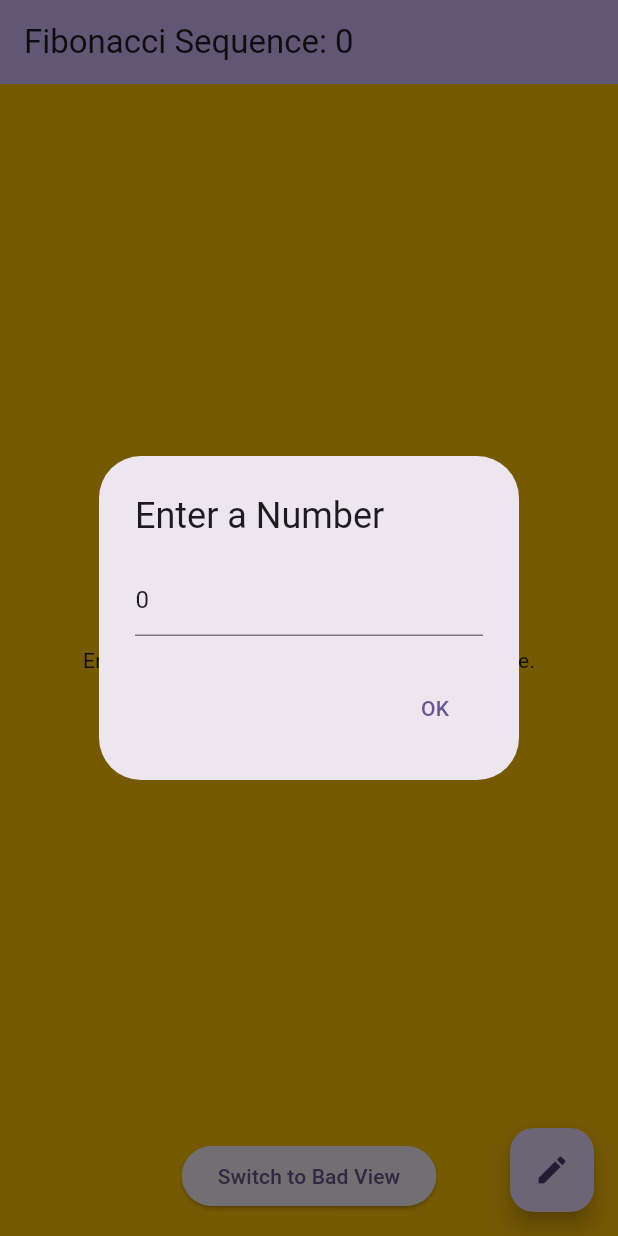
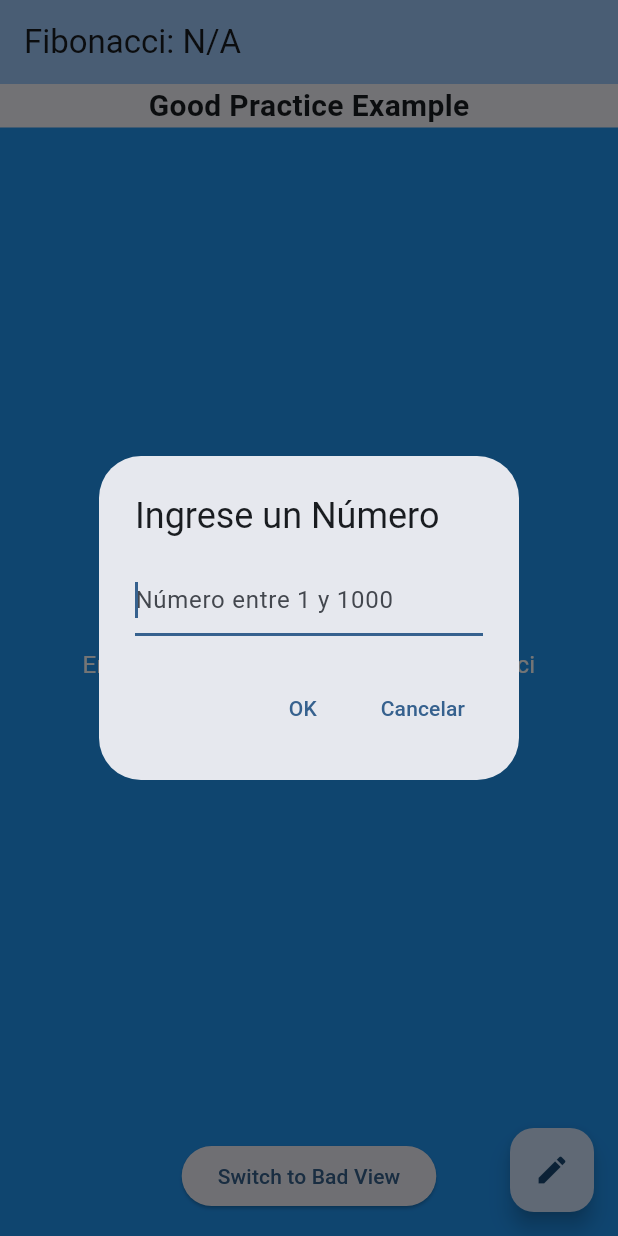
Before and after one commit to alleylopez/alley-fibonacci, a Flutter app: the FibonacciHolder screen opened directly, after a tap on the "edit" icon, on a phone screen of 412 x 824 dp. Run offline on Flutter 3.47's test engine with Material 3 defaults, Android fonts, the phone set to English and light mode, and no system bars; our stand-ins replace dio, flutter_dotenv.

Commit message:
feat: preview

```diff
--- a/lib/src/avr_surface/avr_surface.dart
+++ b/lib/src/avr_surface/avr_surface.dart
@@ -1,9 +1,10 @@
+import 'package:flutter_dotenv/flutter_dotenv.dart';
 import 'package:flutter/material.dart';
 import 'package:dio/dio.dart';
+import 'dart:io';
 
-/// The white surface component
 class AvrSurface extends StatefulWidget {
-  final int number;
+  final int? number;
   const AvrSurface({super.key, required this.number});
 
   @override
@@ -11,24 +12,59 @@ class AvrSurface extends StatefulWidget {
 }
 
 class _AvrSurfaceState extends State<AvrSurface> {
-  List<dynamic> _fibonacciList = [];
+  Map<String, dynamic> _fibonacciMap = {};
   bool _isLoading = false;
   String? _error;
 
   @override
   void initState() {
     super.initState();
-    if (widget.number > 0) {
-      _fetchFibonacci();
-    }
+    _validateAndFetch();
   }
 
   @override
   void didUpdateWidget(covariant AvrSurface oldWidget) {
     super.didUpdateWidget(oldWidget);
-    if (widget.number != oldWidget.number && widget.number > 0) {
-      _fetchFibonacci();
+    if (widget.number != oldWidget.number) {
+      if (widget.number == null) {
+        setState(() {
+          _error = "Invalid input. Please enter only numbers.";
+          _fibonacciMap = {};
+          _isLoading = false;
+        });
+      } else {
+        _validateAndFetch();
+      }
     }
+  }
+
+  void _validateAndFetch() {
+    if (widget.number == null) {
+      return;
+    }
+
+    setState(() {
+      _isLoading = false;
+      _fibonacciMap = {};
+      _error = null;
+    });
+
+    if (widget.number == 0) {
+      setState(() {
+        _error =
+            'The number cannot be 0. It must be a value between 1 and 1000.';
+      });
+      return;
+    }
+
+    if (widget.number! < 1 || widget.number! > 1000) {
+      setState(() {
+        _error = 'The number must be in the range of 1 to 1000.';
+      });
+      return;
+    }
+
+    _fetchFibonacci();
   }
 
   Future<void> _fetchFibonacci() async {
@@ -38,25 +74,53 @@ class _AvrSurfaceState extends State<AvrSurface> {
     });
 
     try {
-      // This is a placeholder endpoint. Replace with your actual API.
-      final response = await Dio().get(
-        'https://dummyjson.com/products/${widget.number}',
+      assert(
+        dotenv.env['API_PATH'] != null,
+        'API_PATH is not defined in .env file',
       );
-      if (response.statusCode == 200) {
+      final response = await Dio().post(
+        dotenv.env['API_PATH']!,
+        data: {'fibonacci_length': widget.number},
+        options: Options(headers: {'Content-Type': 'application/json'}),
+      );
+
+      if (response.statusCode == 200 && response.data is Map<String, dynamic>) {
         setState(() {
-          // Assuming the API returns a list under a 'data' key.
-          // Adjust based on your actual API response structure.
-          _fibonacciList = [response.data];
+          _fibonacciMap = Map<String, dynamic>.from(response.data);
         });
       } else {
         setState(() {
-          _error = 'Failed to load data: ${response.statusCode}';
+          _error =
+              'Unexpected error in API response. Code: ${response.statusCode}';
         });
       }
+    } on DioException catch (e) {
+      String message = 'Network or server error. Please try again.';
+      int? statusCode = e.response?.statusCode;
+
+      if (e.type == DioExceptionType.connectionTimeout ||
+          e.type == DioExceptionType.receiveTimeout) {
+        message = 'Connection timed out. Please try again later.';
+      } else if (e.type == DioExceptionType.badResponse) {
+        if (statusCode != null) {
+          message = 'Error fetching data (HTTP Code: $statusCode).';
+        } else {
+          message = 'Unexpected server response error.';
+        }
+      } else if (e.error is SocketException) {
+        message = 'No internet connection.';
+      }
+
+      setState(() {
+        _error =
+            message + (statusCode != null ? ' (Error code: $statusCode)' : '');
+      });
+      debugPrint('DioException: $e');
     } catch (e) {
       setState(() {
-        _error = 'Failed to load data: $e';
+        _error = 'An unexpected error occurred.';
       });
+      debugPrint('Generic Exception: $e');
     } finally {
       setState(() {
         _isLoading = false;
@@ -67,23 +131,46 @@ class _AvrSurfaceState extends State<AvrSurface> {
   @override
   Widget build(BuildContext context) {
     return Container(
-      color: Colors.amber, // Use your palette token here
-      child: _isLoading
-          ? const Center(child: CircularProgressIndicator())
-          : _error != null
-          ? Center(
-              child: Text(_error!, style: const TextStyle(color: Colors.red)),
-            )
-          : _fibonacciList.isEmpty
-          ? const Center(
-              child: Text('Enter a number to see the Fibonacci sequence.'),
-            )
-          : ListView.builder(
-              itemCount: _fibonacciList.length,
-              itemBuilder: (context, index) {
-                return ListTile(title: Text(_fibonacciList[index].toString()));
-              },
-            ),
+      color: Colors.blue,
+      padding: const EdgeInsets.all(16.0),
+      child: Center(child: _buildContent()),
+    );
+  }
+
+  Widget _buildContent() {
+    if (_isLoading) {
+      return const CircularProgressIndicator(color: Colors.white);
+    }
+    if (_error != null) {
+      return Text(
+        _error!,
+        style: const TextStyle(
+          color: Colors.white,
+          fontSize: 18,
+          fontWeight: FontWeight.bold,
+        ),
+        textAlign: TextAlign.center,
+      );
+    }
+    if (_fibonacciMap.isEmpty) {
+      return const Text(
+        'Enter a number to generate the Fibonacci sequence.',
+        style: TextStyle(color: Colors.white, fontSize: 16),
+        textAlign: TextAlign.center,
+      );
+    }
+
+    final sequence = _fibonacciMap['sequence'] as List<dynamic>? ?? [];
+    return ListView.builder(
+      itemCount: sequence.length,
+      itemBuilder: (context, index) {
+        return ListTile(
+          title: Text(
+            sequence[index].toString(),
+            style: const TextStyle(color: Colors.white),
+          ),
+        );
+      },
     );
   }
 }
--- a/lib/src/fibonacci_holder.dart
+++ b/lib/src/fibonacci_holder.dart
@@ -1,5 +1,5 @@
 import 'package:flutter/material.dart';
-import 'package:alley_fibonacci/src/switch_surface.dart';
+import 'package:alley_fibonacci/src/switch_surface.dart'; // Ajusta según ruta correcta
 
 class FibonacciHolder extends StatefulWidget {
   const FibonacciHolder({super.key, required this.title});
@@ -11,37 +11,46 @@ class FibonacciHolder extends StatefulWidget {
 }
 
 class _FibonacciHolderState extends State<FibonacciHolder> {
-  int _inputNumber = 0;
+  int? _inputNumber;
+  bool _activated = false;
 
   void _showNumberInputDialog() {
     TextEditingController controller = TextEditingController(
-      text: _inputNumber.toString(),
+      text: _inputNumber?.toString() ?? '',
     );
+
     showDialog(
       context: context,
       builder: (BuildContext context) {
         return AlertDialog(
-          title: const Text('Enter a Number'),
+          title: const Text('Ingrese un Número'),
           content: TextField(
             controller: controller,
             keyboardType: TextInputType.number,
-            onChanged: (value) {
-              final number = int.tryParse(value);
-              if (number != null) {
-                _inputNumber = number;
-              }
-            },
+            autofocus: true,
+            decoration: const InputDecoration(
+              hintText: "Número entre 1 y 1000",
+            ),
           ),
           actions: [
             TextButton(
               onPressed: () {
+                final input = controller.text;
+                final number = int.tryParse(input);
+
                 setState(() {
-                  // Update the input number to trigger rebuild
-                  _inputNumber = int.tryParse(controller.text) ?? 0;
+                  _inputNumber = number;
+                  _activated = true;
                 });
                 Navigator.of(context).pop();
               },
               child: const Text('OK'),
+            ),
+            TextButton(
+              onPressed: () {
+                Navigator.of(context).pop();
+              },
+              child: const Text('Cancelar'),
             ),
           ],
         );
@@ -54,12 +63,17 @@ class _FibonacciHolderState extends State<FibonacciHolder> {
     return Scaffold(
       appBar: AppBar(
         backgroundColor: Theme.of(context).colorScheme.inversePrimary,
-        title: Text('Fibonacci Sequence: $_inputNumber'),
+        title: Text('Fibonacci: ${_inputNumber ?? 'N/A'}'),
       ),
-      body: SwitchResponsive(number: _inputNumber),
+      body: Center(
+        child: SwitchResponsive(
+          number: _inputNumber,
+          activated: _activated,
+        ),
+      ),
       floatingActionButton: FloatingActionButton(
         onPressed: _showNumberInputDialog,
-        tooltip: 'Input Number',
+        tooltip: 'Ingresar Número',
         child: const Icon(Icons.edit),
       ),
     );
--- a/lib/src/switch_surface.dart
+++ b/lib/src/switch_surface.dart
@@ -1,14 +1,19 @@
+import 'package:alley_fibonacci/src/bad_surface/bad_surface.dart';
 import 'package:alley_fibonacci/src/avr_surface/avr_surface.dart';
-import 'package:alley_fibonacci/src/bad_surface/bad_surface.dart';
 import 'package:flutter/material.dart';
 
 class SwitchResponsive extends StatefulWidget {
   /// Width breakpoint at which to switch layout
   static const double _breakpoint = 700;
 
-  final int number;
+  final int? number;
+  final bool activated;
 
-  const SwitchResponsive({super.key, required this.number});
+  const SwitchResponsive({
+    super.key,
+    required this.number,
+    required this.activated,
+  });
 
   @override
   _SwitchResponsiveState createState() => _SwitchResponsiveState();
@@ -28,12 +33,35 @@ class _SwitchResponsiveState extends State<SwitchResponsive> {
             child: Row(
               children: [
                 Expanded(
+                  child: Column(
+                    children: [
+                      const Text(
+                        "Good Practice Example",
+                        style: TextStyle(
+                          fontSize: 20,
+                          fontWeight: FontWeight.bold,
+                        ),
+                      ),
+                      Expanded(
                         child: Center(
                           child: FractionallySizedBox(
                             widthFactor:
                                 0.86, // 86% del ancho disponible = 14% de márgenes totales
                             child: AvrSurface(number: widget.number),
                           ),
+                        ),
+                      ),
+                    ],
+                  ),
+                ),
+                Expanded(
+                  child: Column(
+                    children: [
+                      const Text(
+                        "Bad Practice Example",
+                        style: TextStyle(
+                          fontSize: 20,
+                          fontWeight: FontWeight.bold,
                         ),
                       ),
                       Expanded(
@@ -46,6 +74,9 @@ class _SwitchResponsiveState extends State<SwitchResponsive> {
                       ),
                     ],
                   ),
+                ),
+              ],
+            ),
           );
         } else {
           // Tablet/Mobile: center leftChild in white surface with switch button
@@ -53,8 +84,30 @@ class _SwitchResponsiveState extends State<SwitchResponsive> {
             children: [
               Center(
                 child: _showLeftChild
-                    ? AvrSurface(number: widget.number)
-                    : BadSurface(number: widget.number),
+                    ? Column(
+                        children: [
+                          const Text(
+                            "Good Practice Example",
+                            style: TextStyle(
+                              fontSize: 20,
+                              fontWeight: FontWeight.bold,
+                            ),
+                          ),
+                          Expanded(child: AvrSurface(number: widget.number)),
+                        ],
+                      )
+                    : Column(
+                        children: [
+                          const Text(
+                            "Bad Practice Example",
+                            style: TextStyle(
+                              fontSize: 20,
+                              fontWeight: FontWeight.bold,
+                            ),
+                          ),
+                          Expanded(child: BadSurface(number: widget.number)),
+                        ],
+                      ),
               ),
               Align(
                 alignment: Alignment.bottomCenter,
--- a/pubspec.yaml
+++ b/pubspec.yaml
@@ -35,6 +35,7 @@ dependencies:
   # Use with the CupertinoIcons class for iOS style icons.
   cupertino_icons: ^1.0.8
   dio: ^5.8.0+1
+  flutter_dotenv: ^5.2.1
 
 dev_dependencies:
   flutter_test:
@@ -59,9 +60,8 @@ flutter:
   uses-material-design: true
 
   # To add assets to your application, add an assets section, like this:
-  # assets:
-  #   - images/a_dot_burr.jpeg
-  #   - images/a_dot_ham.jpeg
+  assets:
+    - assets/images/
 
   # An image asset can refer to one or more resolution-specific "variants", see
   # https://flutter.dev/to/resolution-aware-images
```
Also changed, not shown: lib/main.dart (+51 -18 lines), lib/src/bad_surface/bad_surface.dart (+47 -52 lines), assets/images/holder.png (added), pubspec.lock, 10 other files. Lines whose indentation alone changed are shown as unchanged.
